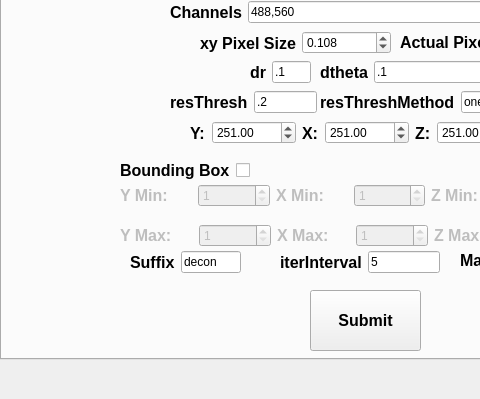
Old version of the form mainwindow.ui in the repository abcucberkeley/PetaKit5D-GUI; both pictures show x 0 to 480 and y 201 to 600 of the 800 by 600 pixel window.
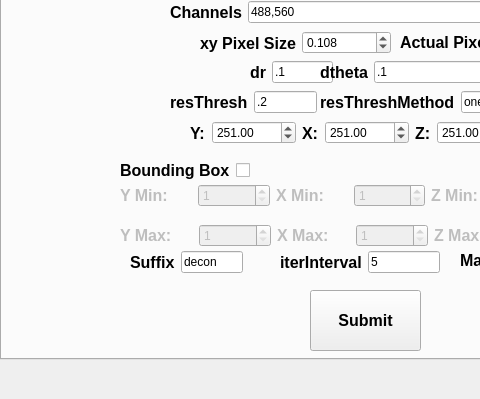
New version of the form. The open tabs and pages were chosen to show the change.

Commit message: Multiple useful tools added

Diff of the .ui file:
```diff
--- a/mainwindow.ui
+++ b/mainwindow.ui
@@ -5695,7 +5695,7 @@
          <rect>
           <x>250</x>
           <y>210</y>
-          <width>61</width>
+          <width>83</width>
           <height>25</height>
          </rect>
         </property>
@@ -6233,7 +6233,7 @@
          <rect>
           <x>130</x>
           <y>400</y>
-          <width>111</width>
+          <width>113</width>
           <height>25</height>
          </rect>
         </property>
```
Left out of the diff: 11 changed lines with no effect on the pictures.
